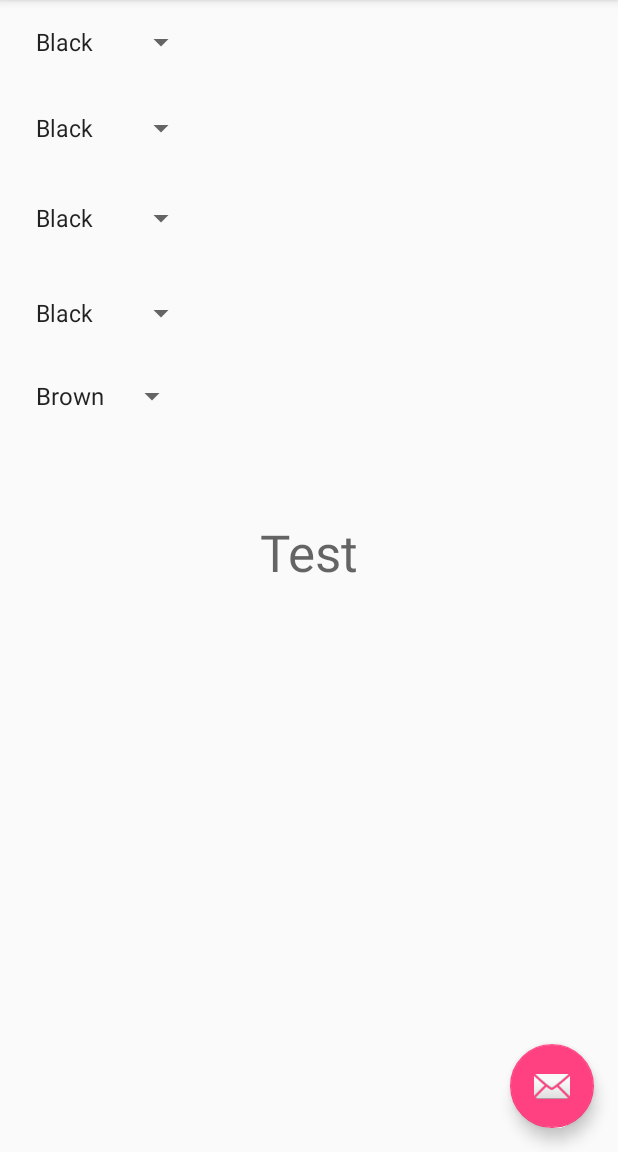
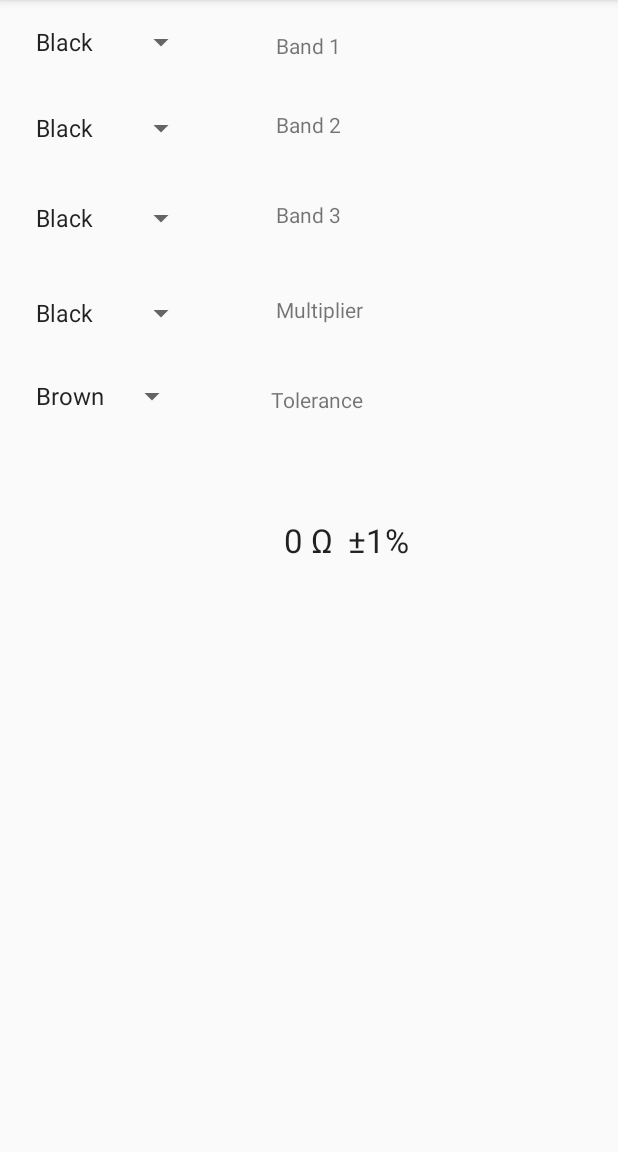
Before and after one commit to AbilarshViji/ResistorCalculator, an Android app: the screen it shows after launch (MainActivity), on a phone screen of 412 x 824 dp, the part 84-1236 px from its top. Run offline under Robolectric (Android 15) with nearby library versions, the phone set to English and light mode, and no system bars.

Commit message:
works kinda
fix math

```diff
--- a/app/src/main/java/com/example/vabil/resistorcalculator/MainActivity.java
+++ b/app/src/main/java/com/example/vabil/resistorcalculator/MainActivity.java
@@ -1,5 +1,6 @@
 package com.example.vabil.resistorcalculator;
 
+import android.content.res.Resources;
 import android.os.Bundle;
 import android.support.design.widget.FloatingActionButton;
 import android.support.design.widget.NavigationView;
@@ -16,7 +17,6 @@ import android.widget.AdapterView;
 import android.widget.ArrayAdapter;
 import android.widget.Spinner;
 import android.widget.TextView;
-import android.widget.Toast;
 
 public class MainActivity extends AppCompatActivity
 
@@ -30,27 +30,25 @@ public class MainActivity extends AppCompatActivity
     ArrayAdapter<CharSequence> adapter2;
     ArrayAdapter<CharSequence> adapter3;
     TextView textView;
-    int band1;
-    int band2;
-    int band3;
-    int multiplier;
-    int oldvalue=0;
+    TextView textView2;
+    int band1=0;
+    int band2=0;
+    int band3=0;
+    double[] multiplierArray = {1,10,100,1000,10000,100000,1000000,10000000,0.1,0.01};
+    int[] band1Array ={0,100,200,300,400,500,600,700,800,900};
+    int[] band2Array = {0,10,20,30,40,50,60,70,80,90};
+    int[] band3Array = {0,1,2,3,4,5,6,7,8,9};
+    long value;
+    int oldPosition=1;
+    public String[] toleranceValues = {"±1%","±2%","±0.5%","±0.25%","±0.10%","±0.05%","±5%","±10%"};
 
 
     @Override
     protected void onCreate(Bundle savedInstanceState) {
         super.onCreate(savedInstanceState);
         setContentView(R.layout.activity_main);
-        int value=(band1*100+band2*10+band3)*multiplier;
-
-        if (oldvalue != value) {
-            textView = (TextView) findViewById(R.id.resistor_value);
-
-            textView.setText(value);
-        }
-
-        oldvalue = value;
-
+        textView = (TextView) findViewById(R.id.resistor_value);
+        textView2 = (TextView) findViewById(R.id.textView7);
         adapter = ArrayAdapter.createFromResource(this, R.array.resistorColours, android.R.layout.simple_spinner_item);
         adapter.setDropDownViewResource(android.R.layout.simple_spinner_dropdown_item);
         adapter2 = ArrayAdapter.createFromResource(this, R.array.multiplier, android.R.layout.simple_spinner_item);
@@ -62,32 +60,11 @@ public class MainActivity extends AppCompatActivity
         spinner.setOnItemSelectedListener(new AdapterView.OnItemSelectedListener() {
             @Override
             public void onItemSelected(AdapterView<?> parent, View view, int position, long id) {
-                //Toast.makeText(getBaseContext(),parent.getItemAtPosition(position)+" selected",Toast.LENGTH_LONG).show();
-                if (parent.getItemAtPosition(position) == "Black") {
-                    band1 = 0;
-                } else if (parent.getItemAtPosition(position) == "Brown") {
-                    band1 = 1;
-                } else if (parent.getItemAtPosition(position) == "Red") {
-                    band1 = 2;
-                } else if (parent.getItemAtPosition(position) == "Orange") {
-                    band1 = 3;
-                } else if (parent.getItemAtPosition(position) == "Yellow") {
-                    band1 = 4;
-                } else if (parent.getItemAtPosition(position) == "Green") {
-                    band1 = 5;
-                } else if (parent.getItemAtPosition(position) == "blue") {
-                    band1 = 6;
-                } else if (parent.getItemAtPosition(position) == "Violet") {
-                    band1 = 7;
-                } else if (parent.getItemAtPosition(position) == "Grey") {
-                    band1 = 8;
-                } else if (parent.getItemAtPosition(position) == "White") {
-                    band1 = 9;
-                }
-                // Toast.makeText(getBaseContext(),parent.getItemAtPosition(position)+" selected",Toast.LENGTH_LONG).show();
-//                Toast.makeText(getApplicationContext(), band1, Toast.LENGTH_SHORT).show();
-
-              //  Toast.makeText(getBaseContext(), parent.getItemAtPosition(position) + band1, Toast.LENGTH_SHORT).show();
+                value -= band1Array[band1];
+                band1 = position;
+                value += band1Array[position];
+                String valueString = Long.toString(value);
+                textView.setText(valueString+" Ω");
 
             }
 
@@ -101,28 +78,11 @@ public class MainActivity extends AppCompatActivity
         spinner2.setOnItemSelectedListener(new AdapterView.OnItemSelectedListener() {
             @Override
             public void onItemSelected(AdapterView<?> parent, View view, int position, long id) {
-                if (parent.getItemAtPosition(position) == "Black") {
-                    band2 = 0;
-                } else if (parent.getItemAtPosition(position) == "Brown") {
-                    band2 = 1;
-                } else if (parent.getItemAtPosition(position) == "Red") {
-                    band2 = 2;
-                } else if (parent.getItemAtPosition(position) == "Orange") {
-                    band2 = 3;
-                } else if (parent.getItemAtPosition(position) == "Yellow") {
-                    band2 = 4;
-                } else if (parent.getItemAtPosition(position) == "Green") {
-                    band2 = 5;
-                } else if (parent.getItemAtPosition(position) == "blue") {
-                    band2 = 6;
-                } else if (parent.getItemAtPosition(position) == "Violet") {
-                    band2 = 7;
-                } else if (parent.getItemAtPosition(position) == "Grey") {
-                    band2 = 8;
-                } else if (parent.getItemAtPosition(position) == "White") {
-                    band2 = 9;
-                }
-
+                value -= band2Array[band2];
+                band2 = position;
+                value += band2Array[position];
+                String valueString = Long.toString(value);
+                textView.setText(valueString+" Ω");
 
             }
 
@@ -136,28 +96,11 @@ public class MainActivity extends AppCompatActivity
         spinner3.setOnItemSelectedListener(new AdapterView.OnItemSelectedListener() {
             @Override
             public void onItemSelected(AdapterView<?> parent, View view, int position, long id) {
-                if (parent.getItemAtPosition(position) == "Black") {
-                    band3 = 0;
-                } else if (parent.getItemAtPosition(position) == "Brown") {
-                    band3 = 1;
-                } else if (parent.getItemAtPosition(position) == "Red") {
-                    band3 = 2;
-                } else if (parent.getItemAtPosition(position) == "Orange") {
-                    band3 = 3;
-                } else if (parent.getItemAtPosition(position) == "Yellow") {
-                    band3 = 4;
-                } else if (parent.getItemAtPosition(position) == "Green") {
-                    band3 = 5;
-                } else if (parent.getItemAtPosition(position) == "blue") {
-                    band3 = 6;
-                } else if (parent.getItemAtPosition(position) == "Violet") {
-                    band3 = 7;
-                } else if (parent.getItemAtPosition(position) == "Grey") {
-                    band3 = 8;
-                } else if (parent.getItemAtPosition(position) == "White") {
-                    band3 = 9;
-                }
-
+                value -= band3Array[band3];
+                band3 = position;
+                value += band3Array[position];
+                String valueString = Long.toString(value);
+                textView.setText(valueString+" Ω");
 
             }
 
@@ -172,6 +115,11 @@ public class MainActivity extends AppCompatActivity
             @Override
             public void onItemSelected(AdapterView<?> parent, View view, int position, long id) {
 
+                value /= multiplierArray[oldPosition];
+                value *= multiplierArray[position];
+                String valueString = Long.toString(value);
+                textView.setText(valueString+" Ω");
+                oldPosition=position;
             }
 
             @Override
@@ -184,7 +132,7 @@ public class MainActivity extends AppCompatActivity
         spinner5.setOnItemSelectedListener(new AdapterView.OnItemSelectedListener() {
             @Override
             public void onItemSelected(AdapterView<?> parent, View view, int position, long id) {
-
+            textView2.setText(toleranceValues[position]);
             }
 
             @Override
@@ -195,14 +143,7 @@ public class MainActivity extends AppCompatActivity
         Toolbar toolbar = (Toolbar) findViewById(R.id.toolbar);
         setSupportActionBar(toolbar);
 
-        FloatingActionButton fab = (FloatingActionButton) findViewById(R.id.fab);
-        fab.setOnClickListener(new View.OnClickListener() {
-            @Override
-            public void onClick(View view) {
-                Snackbar.make(view, "Replace with your own action", Snackbar.LENGTH_LONG)
-                        .setAction("Action", null).show();
-            }
-        });
+
 
         DrawerLayout drawer = (DrawerLayout) findViewById(R.id.drawer_layout);
         ActionBarDrawerToggle toggle = new ActionBarDrawerToggle(
--- a/app/src/main/res/layout/app_bar_main.xml
+++ b/app/src/main/res/layout/app_bar_main.xml
@@ -23,12 +23,4 @@
 
     <include layout="@layout/content_main" />
 
-    <android.support.design.widget.FloatingActionButton
-        android:id="@+id/fab"
-        android:layout_width="wrap_content"
-        android:layout_height="wrap_content"
-        android:layout_gravity="bottom|end"
-        android:layout_margin="@dimen/fab_margin"
-        android:src="@android:drawable/ic_dialog_email" />
-
 </android.support.design.widget.CoordinatorLayout>
--- a/app/src/main/res/layout/content_main.xml
+++ b/app/src/main/res/layout/content_main.xml
@@ -70,13 +70,71 @@
         android:spinnerMode="dropdown" />
 
     <TextView
-        android:text="Test"
+        android:text=""
         android:layout_width="wrap_content"
         android:layout_height="wrap_content"
         android:id="@+id/resistor_value"
-        android:textAppearance="@android:style/TextAppearance.Material.Display1"
+        android:textAppearance="@android:style/TextAppearance.Large"
         android:layout_marginTop="69dp"
         android:layout_below="@+id/tolerance"
         android:layout_centerHorizontal="true" />
 
+    <TextView
+        android:text="Band 3"
+        android:layout_width="wrap_content"
+        android:layout_height="wrap_content"
+        android:id="@+id/textView4"
+        android:layout_alignTop="@+id/band3"
+        android:layout_alignLeft="@+id/textView3"
+        android:layout_alignStart="@+id/textView3" />
+
+    <TextView
+        android:text="TextView"
+        android:layout_width="wrap_content"
+        android:layout_height="wrap_content"
+        android:textAppearance="@android:style/TextAppearance.Large"
+        android:id="@+id/textView7"
+        android:layout_alignBaseline="@+id/resistor_value"
+        android:layout_alignBottom="@+id/resistor_value"
+        android:layout_toRightOf="@+id/resistor_value"
+        android:layout_toEndOf="@+id/resistor_value"
+        android:layout_marginLeft="10dp"
+        android:layout_marginStart="10dp" />
+
+    <TextView
+        android:text="@string/band_1"
+        android:layout_width="wrap_content"
+        android:layout_height="wrap_content"
+        android:id="@+id/textView2"
+        android:layout_above="@+id/band2"
+        android:layout_centerHorizontal="true" />
+
+    <TextView
+        android:text="Band 2"
+        android:layout_width="wrap_content"
+        android:layout_height="wrap_content"
+        android:id="@+id/textView3"
+        android:layout_alignTop="@+id/band2"
+        android:layout_alignLeft="@+id/textView2"
+        android:layout_alignStart="@+id/textView2" />
+
+    <TextView
+        android:text="Multiplier"
+        android:layout_width="wrap_content"
+        android:layout_height="wrap_content"
+        android:id="@+id/textView5"
+        android:layout_alignTop="@+id/multiplier"
+        android:layout_alignLeft="@+id/textView4"
+        android:layout_alignStart="@+id/textView4" />
+
+    <TextView
+        android:text="Tolerance"
+        android:layout_width="wrap_content"
+        android:layout_height="wrap_content"
+        android:id="@+id/textView6"
+        android:layout_above="@+id/resistor_value"
+        android:layout_alignRight="@+id/textView5"
+        android:layout_alignEnd="@+id/textView5" />
+
+
 </RelativeLayout>
--- a/app/src/main/res/layout/nav_header_main.xml
+++ b/app/src/main/res/layout/nav_header_main.xml
@@ -16,7 +16,7 @@
         android:layout_width="wrap_content"
         android:layout_height="wrap_content"
         android:paddingTop="@dimen/nav_header_vertical_spacing"
-        android:src="@android:drawable/sym_def_app_icon" />
+        android:src="@mipmap/ic_launcher" />
 
     <TextView
         android:layout_width="match_parent"
```
Also changed, not shown: app/src/main/res/values/strings.xml (+2 -10 lines), app/src/main/ic_launcher-web.png (added), app/src/main/res/mipmap-hdpi/ic_launcher.png, app/src/main/res/mipmap-mdpi/ic_launcher.png, app/src/main/res/mipmap-xhdpi/ic_launcher.png, app/src/main/res/mipmap-xxhdpi/ic_launcher.png, app/src/main/res/mipmap-xxxhdpi/ic_launcher.png, 2 other files.
